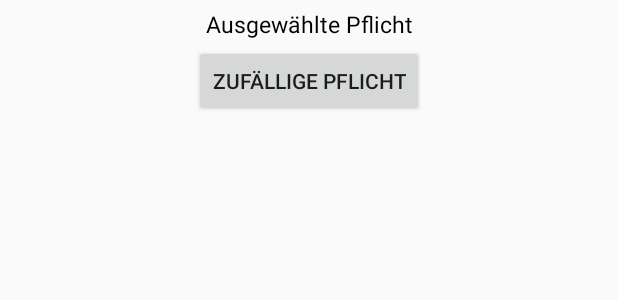
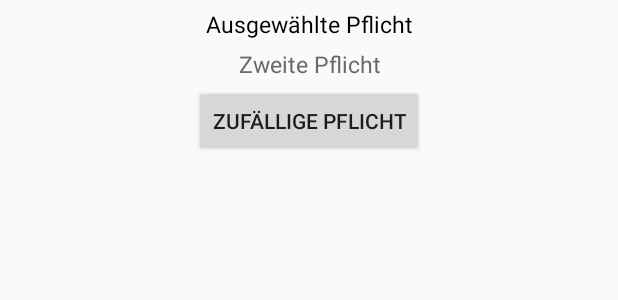
Before and after one commit to ChristopherKL/CharBuilder, an Android app: the layout char_creation_obligation.xml on its own in the app's theme, with its tools: preview values and no code run, on a phone screen of 412 x 824 dp. Shown: the top 300 px of the screen. Run offline under Robolectric (Android 15) with nearby library versions, the phone set to English and light mode, and no system bars.

Commit message:
Function for Random Obligation Selection

```diff
--- a/app/src/main/java/com/chrisphil/charbuilder/creationfragments/MotivationFragment.kt
+++ b/app/src/main/java/com/chrisphil/charbuilder/creationfragments/MotivationFragment.kt
@@ -29,7 +29,7 @@ class MotivationFragment : Fragment() {
     }
 
     private fun chooseAmbition(isSecond : Boolean){
-        val result : Int = Random().nextInt(101)
+        val result : Int = Random().nextInt(100)+1
         when(result){
             in 1..10 -> if(!isSecond) selected_motivation.text = getString(R.string.ambition_friendship)
                         else selected_motivation2.text = getString(R.string.ambition_friendship)
@@ -55,7 +55,7 @@ class MotivationFragment : Fragment() {
     }
 
     private fun chooseCause(isSecond : Boolean){
-        val result : Int = Random().nextInt(101)
+        val result : Int = Random().nextInt(100)+1
         when(result){
             in 1..10 -> if(!isSecond) selected_motivation.text = getString(R.string.cause_religion_spirituality)
                         else selected_motivation2.text = getString(R.string.cause_religion_spirituality)
@@ -81,7 +81,7 @@ class MotivationFragment : Fragment() {
     }
 
     private fun chooseRelationship(isSecond : Boolean){
-        val result : Int = Random().nextInt(101)
+        val result : Int = Random().nextInt(100)+1
         when(result){
             in 1..10 -> if(!isSecond) selected_motivation.text = getString(R.string.relation_place_of_origin)
                         else selected_motivation2.text = getString(R.string.relation_place_of_origin)
--- a/app/src/main/res/layout/char_creation_obligation.xml
+++ b/app/src/main/res/layout/char_creation_obligation.xml
@@ -14,6 +14,15 @@
         android:textColor="@color/colorBlack"
         android:textSize="15dp"
         android:textAlignment="center"/>
+    <TextView
+        android:id="@+id/selected_obligation2"
+        android:layout_width="match_parent"
+        android:layout_height="wrap_content"
+        android:layout_marginTop="5dp"
+        android:text="@string/second_selected_obligation"
+        android:textColor="@color/colorGrey"
+        android:textSize="15dp"
+        android:textAlignment="center"/>
     <Button
         android:id="@+id/random_obligation_button"
         android:layout_width="wrap_content"
--- a/app/src/main/res/values/strings.xml
+++ b/app/src/main/res/values/strings.xml
@@ -40,6 +40,7 @@
     <string name="cc_gear">Ausrüstung</string>
 
     <string name="selected_obligation">Ausgewählte Pflicht</string>
+    <string name="second_selected_obligation">Zweite Pflicht</string>
     <string name="random_obligation_button">Zufällige Pflicht</string>
     <!-- Character Creation Obligation Types-->
     <string name="obligation_addiction">Sucht</string>
```
Also changed, not shown: app/src/main/java/com/chrisphil/charbuilder/creationfragments/ObligationFragment.kt (+33 -1 lines).
